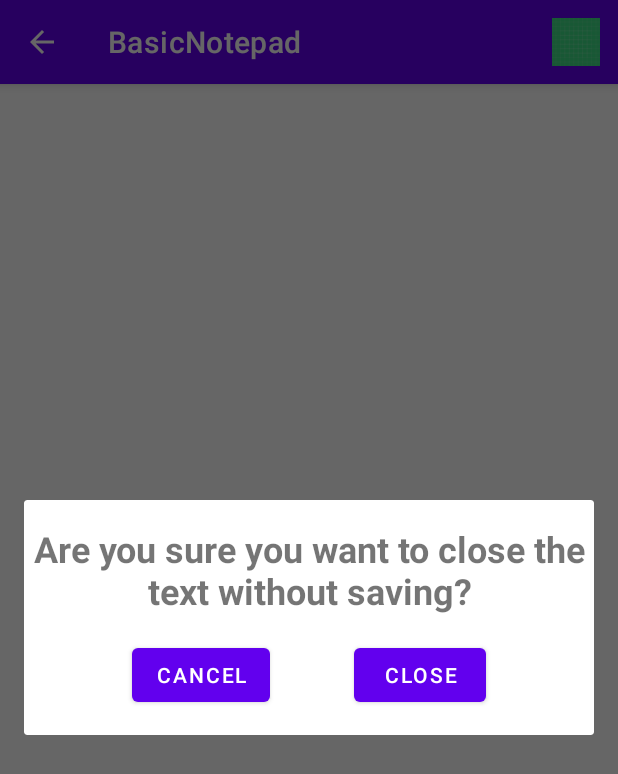
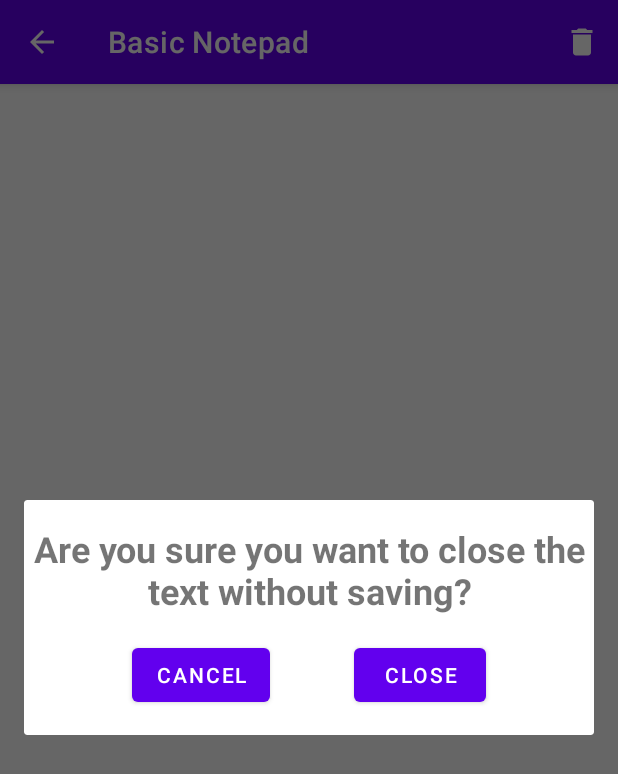
Before and after one commit to GuilhermeSilva8/basic-notepad, an Android app: the fragment TextDialogFragment placed in its activity, on a phone screen of 412 x 824 dp. Shown: the top 774 px of the screen. Run offline under Robolectric (Android 15) with nearby library versions, the phone set to English and light mode, and no system bars; our stand-ins replace Room's generated code.

Commit message:
Creating icons, changing fab colors and icons, changing date format and extracting strings to resource file.

```diff
--- /dev/null
+++ b/app/src/main/res/drawable/ic_add.xml
@@ -0,0 +1,5 @@
+<vector android:height="24dp" android:tint="#FFFFFF"
+    android:viewportHeight="24" android:viewportWidth="24"
+    android:width="24dp" xmlns:android="http://schemas.android.com/apk/res/android">
+    <path android:fillColor="@android:color/white" android:pathData="M19,13h-6v6h-2v-6H5v-2h6V5h2v6h6v2z"/>
+</vector>
--- /dev/null
+++ b/app/src/main/res/drawable/ic_delete.xml
@@ -0,0 +1,5 @@
+<vector android:height="24dp" android:tint="#FFFFFF"
+    android:viewportHeight="24" android:viewportWidth="24"
+    android:width="24dp" xmlns:android="http://schemas.android.com/apk/res/android">
+    <path android:fillColor="@android:color/white" android:pathData="M6,19c0,1.1 0.9,2 2,2h8c1.1,0 2,-0.9 2,-2V7H6v12zM19,4h-3.5l-1,-1h-5l-1,1H5v2h14V4z"/>
+</vector>
--- /dev/null
+++ b/app/src/main/res/drawable/ic_done.xml
@@ -0,0 +1,5 @@
+<vector android:height="24dp" android:tint="#FFFFFF"
+    android:viewportHeight="24" android:viewportWidth="24"
+    android:width="24dp" xmlns:android="http://schemas.android.com/apk/res/android">
+    <path android:fillColor="@android:color/white" android:pathData="M9,16.2L4.8,12l-1.4,1.4L9,19 21,7l-1.4,-1.4L9,16.2z"/>
+</vector>
--- a/app/src/main/res/layout/activity_text.xml
+++ b/app/src/main/res/layout/activity_text.xml
@@ -23,6 +23,10 @@
         android:layout_height="wrap_content"
         android:layout_marginEnd="8dp"
         android:layout_marginBottom="8dp"
+        android:backgroundTint="@color/purple_500"
+        android:src="@drawable/ic_done"
+        app:tint="@null"
+        app:borderWidth="0dp"
         app:layout_constraintBottom_toBottomOf="parent"
         app:layout_constraintEnd_toEndOf="parent" />
 
--- a/app/src/main/res/layout/fragment_text_dialog.xml
+++ b/app/src/main/res/layout/fragment_text_dialog.xml
@@ -10,7 +10,7 @@
         android:layout_width="wrap_content"
         android:layout_height="wrap_content"
         android:layout_marginTop="16dp"
-        android:text="Are you sure you want to close the text without saving?"
+        android:text="@string/back_button"
         android:textAlignment="center"
         android:textSize="24sp"
         android:textStyle="bold"
@@ -26,7 +26,7 @@
         android:layout_marginStart="16dp"
         android:layout_marginTop="16dp"
         android:layout_marginBottom="16dp"
-        android:text="Cancel"
+        android:text="@string/cancel"
         app:layout_constraintBottom_toBottomOf="parent"
         app:layout_constraintEnd_toStartOf="@+id/btnClose"
         app:layout_constraintHorizontal_bias="0.5"
@@ -40,7 +40,7 @@
         android:layout_marginTop="16dp"
         android:layout_marginEnd="16dp"
         android:layout_marginBottom="16dp"
-        android:text="Close"
+        android:text="@string/close"
         app:layout_constraintBottom_toBottomOf="parent"
         app:layout_constraintEnd_toEndOf="parent"
         app:layout_constraintHorizontal_bias="0.5"
--- a/app/src/main/res/menu/text_menu.xml
+++ b/app/src/main/res/menu/text_menu.xml
@@ -4,7 +4,7 @@
 
     <item android:id="@+id/menuDelete"
         android:title="Delete"
-        android:icon="@drawable/ic_launcher_background"
+        android:icon="@drawable/ic_delete"
         app:showAsAction="always"/>
 
 </menu>
--- a/app/src/main/res/values/strings.xml
+++ b/app/src/main/res/values/strings.xml
@@ -1,3 +1,7 @@
 <resources>
-    <string name="app_name">BasicNotepad</string>
+    <string name="app_name">Basic Notepad</string>
+    <string name="remove_note">Note was removed sucessfully</string>
+    <string name="back_button">Are you sure you want to close the text without saving?</string>
+    <string name="cancel">Cancel</string>
+    <string name="close">Close</string>
 </resources>
```
Also changed, not shown: app/src/main/java/com/example/basicnotepad/TextActivity.kt (+6 -3 lines), app/src/main/res/layout/activity_main.xml (+6 -1 lines), app/src/main/res/layout/res_item_text.xml (+5 -3 lines), 1 other file.
